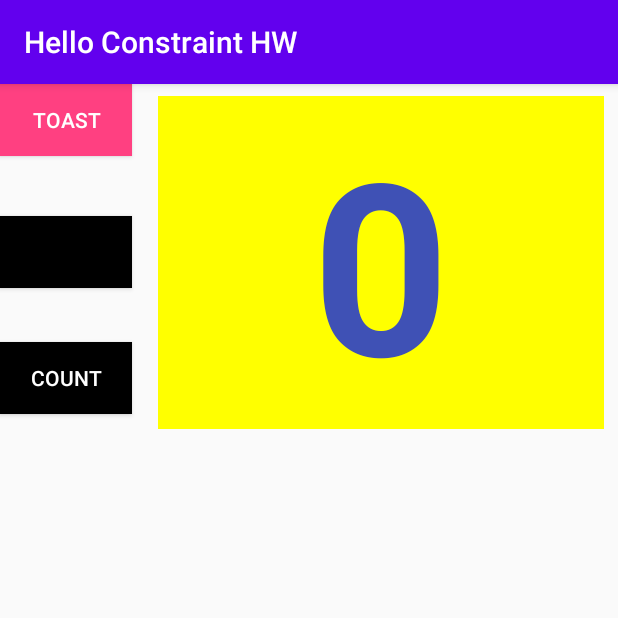
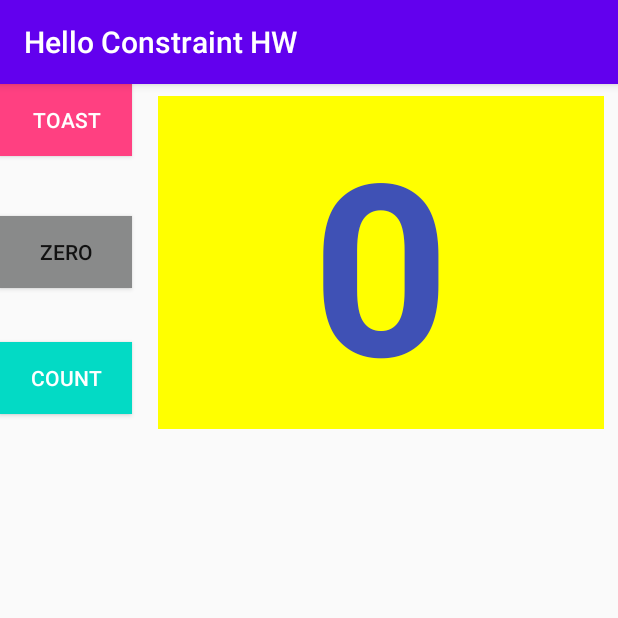
Before and after one commit to pangeni/The-Layout-Editor, an Android app: the screen it shows after launch (MainActivity), after a tap on "ZERO", on a phone screen of 412 x 824 dp, the top half of it. Run offline under Robolectric (Android 15) with nearby library versions, the phone set to English and light mode, and no system bars; 2 other taps on this screen came first.

Commit message:
task complete

```diff
--- a/app/src/main/java/com/example/thelayouteditors/MainActivity.java
+++ b/app/src/main/java/com/example/thelayouteditors/MainActivity.java
@@ -40,8 +40,8 @@ public class MainActivity extends AppCompatActivity {
     }
 
     public void Zero(View view) {
-        btn1.setBackgroundResource(R.color.black);
-        btn2.setBackgroundResource(R.color.black);
+        btn1.setBackgroundResource(R.color.teal_200);
+        btn2.setBackgroundResource(R.color.grey);
         count = 0 ;
         text.setText(""+ count);
     }
--- a/app/src/main/res/layout/activity_main.xml
+++ b/app/src/main/res/layout/activity_main.xml
@@ -56,6 +56,7 @@
         android:layout_marginTop="40dp"
         android:text="Zero"
         android:onClick="Zero"
+        android:background="@color/grey"
         app:layout_constraintEnd_toStartOf="@+id/show_count"
         app:layout_constraintHorizontal_bias="0.0"
         app:layout_constraintStart_toStartOf="parent"
--- a/app/src/main/res/values/colors.xml
+++ b/app/src/main/res/values/colors.xml
@@ -9,6 +9,7 @@
     <color name="white">#FFFFFFFF</color>
     <color name="red">#F10A0A</color>
     <color name="green">#2BFD06</color>
+    <color name="grey">#898A8A</color>
 
     <color name="colorPrimary">#3F51B5</color>
     <color name="colorPrimaryDark">#303F9F</color>
```
Also changed, not shown: 6 other files.
